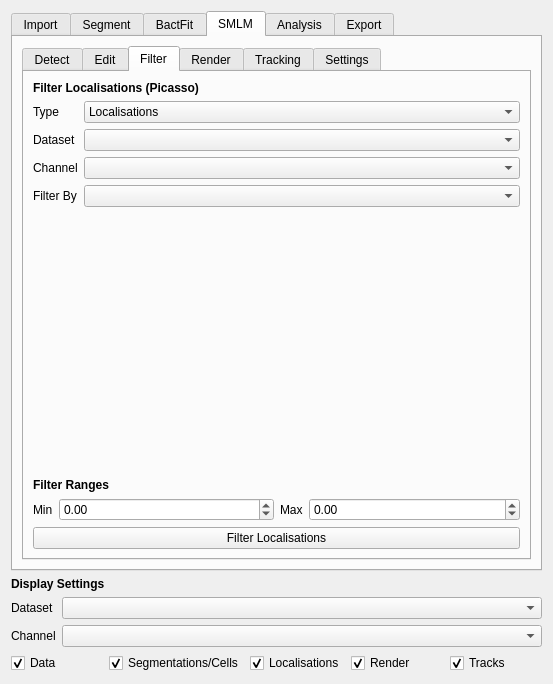
Old version of the form src/moltrack/GUI/widget_ui.ui in the repository piedrro/napari-moltrack.
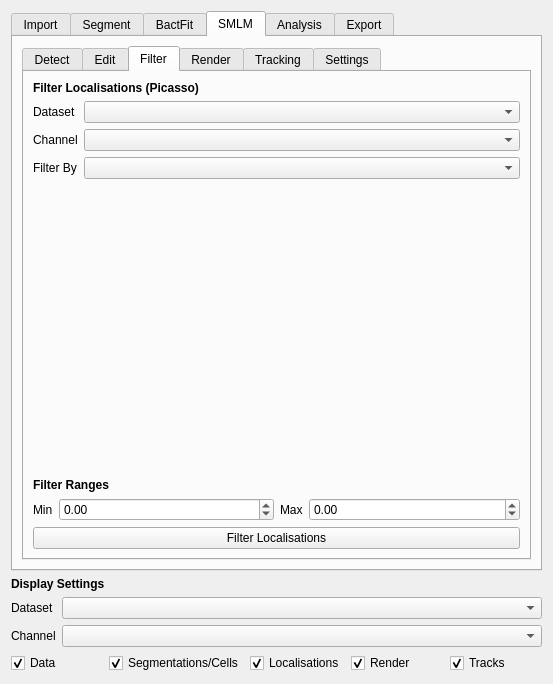
New version of the form. The open tabs and pages were chosen to show the change.

Diff of the .ui file:
```diff
--- a/src/moltrack/GUI/widget_ui.ui
+++ b/src/moltrack/GUI/widget_ui.ui
@@ -1707,51 +1707,35 @@
            <item>
             <layout class="QFormLayout" name="formLayout_24">
              <item row="0" column="0">
-              <widget class="QLabel" name="label_93">
-               <property name="text">
-                <string>Type</string>
-               </property>
-              </widget>
-             </item>
-             <item row="0" column="1">
-              <widget class="QComboBox" name="picasso_filter_type">
-               <item>
-                <property name="text">
-                 <string>Localisations</string>
-                </property>
-               </item>
-              </widget>
-             </item>
-             <item row="1" column="0">
               <widget class="QLabel" name="picasso_filter_dataset_label">
                <property name="text">
                 <string>Dataset</string>
                </property>
               </widget>
              </item>
-             <item row="1" column="1">
+             <item row="0" column="1">
               <widget class="QComboBox" name="picasso_filter_dataset"/>
              </item>
-             <item row="3" column="0">
-              <widget class="QLabel" name="label_90">
-               <property name="text">
-                <string>Filter By</string>
-               </property>
-              </widget>
-             </item>
-             <item row="3" column="1">
-              <widget class="QComboBox" name="filter_criterion"/>
-             </item>
-             <item row="2" column="0">
+             <item row="1" column="0">
               <widget class="QLabel" name="picasso_filter_dataset_label_2">
                <property name="text">
                 <string>Channel</string>
                </property>
               </widget>
              </item>
-             <item row="2" column="1">
+             <item row="1" column="1">
               <widget class="QComboBox" name="picasso_filter_channel"/>
              </item>
+             <item row="2" column="0">
+              <widget class="QLabel" name="label_90">
+               <property name="text">
+                <string>Filter By</string>
+               </property>
+              </widget>
+             </item>
+             <item row="2" column="1">
+              <widget class="QComboBox" name="filter_criterion"/>
+             </item>
             </layout>
            </item>
            <item>
```
